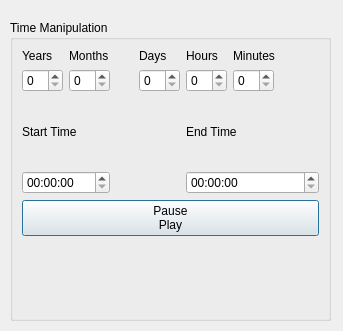
Old version of the form Codes/PyStripToolTimeManip.ui in the repository lisazacarias/PyStripTool.
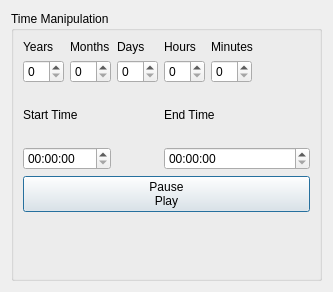
New version of the form. Custom widgets are drawn as their Qt base class.

Commit message: Cleaned up uis. Started adding code to add time plots.

```diff
--- a/Codes/PyStripToolTimeManip.ui
+++ b/Codes/PyStripToolTimeManip.ui
@@ -6,34 +6,34 @@
    <rect>
     <x>0</x>
     <y>0</y>
-    <width>343</width>
-    <height>331</height>
+    <width>333</width>
+    <height>292</height>
    </rect>
   </property>
   <property name="windowTitle">
    <string>Dialog</string>
   </property>
+  <layout class="QGridLayout" name="gridLayout">
+   <item row="0" column="0">
   <widget class="QGroupBox" name="time_manipulation_group_box">
-   <property name="geometry">
-    <rect>
-     <x>10</x>
-     <y>20</y>
-     <width>321</width>
-     <height>301</height>
-    </rect>
+     <property name="sizePolicy">
+      <sizepolicy hsizetype="Preferred" vsizetype="Preferred">
+       <horstretch>0</horstretch>
+       <verstretch>0</verstretch>
+      </sizepolicy>
    </property>
    <property name="title">
     <string>Time Manipulation</string>
    </property>
    <layout class="QGridLayout" name="gridLayout_7">
-    <item row="1" column="4">
+      <item row="1" column="3">
      <widget class="QSpinBox" name="hours_selector_2">
       <property name="toolTip">
        <string>Hours</string>
       </property>
      </widget>
     </item>
-    <item row="0" column="4">
+      <item row="0" column="3">
      <widget class="QLabel" name="hours_label_2">
       <property name="sizePolicy">
        <sizepolicy hsizetype="Preferred" vsizetype="Fixed">
@@ -46,44 +46,7 @@
       </property>
      </widget>
     </item>
-    <item row="1" column="3">
-     <widget class="QSpinBox" name="days_selector_2">
-      <property name="toolTip">
-       <string>Days</string>
-      </property>
-     </widget>
-    </item>
-    <item row="0" column="0">
-     <widget class="QLabel" name="years_label_2">
-      <property name="sizePolicy">
-       <sizepolicy hsizetype="Preferred" vsizetype="Fixed">
-        <horstretch>0</horstretch>
-        <verstretch>0</verstretch>
-       </sizepolicy>
-      </property>
-      <property name="text">
-       <string>Years</string>
-      </property>
-     </widget>
-    </item>
-    <item row="2" column="0" colspan="2">
-     <widget class="QLabel" name="start_time_label_2">
-      <property name="text">
-       <string>Start Time</string>
-      </property>
-     </widget>
-    </item>
-    <item row="3" column="0" colspan="2">
-     <widget class="QTimeEdit" name="start_time_select_2"/>
-    </item>
-    <item row="2" column="4" colspan="4">
-     <widget class="QLabel" name="label">
-      <property name="text">
-       <string>End Time</string>
-      </property>
-     </widget>
-    </item>
-    <item row="4" column="0" colspan="8">
+      <item row="5" column="0" colspan="7">
      <widget class="QPushButton" name="pause_play_button_2">
       <property name="sizePolicy">
        <sizepolicy hsizetype="Ignored" vsizetype="Fixed">
@@ -106,71 +69,16 @@
       </property>
      </widget>
     </item>
-    <item row="0" column="5" colspan="2">
-     <widget class="QLabel" name="minutes_label_2">
-      <property name="sizePolicy">
-       <sizepolicy hsizetype="Preferred" vsizetype="Fixed">
-        <horstretch>0</horstretch>
-        <verstretch>0</verstretch>
-       </sizepolicy>
-      </property>
-      <property name="text">
-       <string>Minutes</string>
-      </property>
-     </widget>
-    </item>
-    <item row="1" column="5">
+      <item row="1" column="4">
      <widget class="QSpinBox" name="minutes_selector_2">
       <property name="toolTip">
        <string>Minutes</string>
       </property>
      </widget>
     </item>
-    <item row="5" column="3">
-     <widget class="PyDMByteIndicator" name="pause_play_indicator_2">
-      <property name="sizePolicy">
-       <sizepolicy hsizetype="Ignored" vsizetype="Ignored">
-        <horstretch>0</horstretch>
-        <verstretch>0</verstretch>
-       </sizepolicy>
-      </property>
-      <property name="toolTip">
-       <string>Green is for Live View; gray is for static.</string>
-      </property>
-      <property name="showLabels" stdset="0">
-       <bool>false</bool>
-      </property>
-     </widget>
-    </item>
-    <item row="3" column="4" colspan="4">
+      <item row="3" column="3" colspan="4">
      <widget class="QTimeEdit" name="start_time_select_3"/>
     </item>
-    <item row="0" column="3">
-     <widget class="QLabel" name="days_label_2">
-      <property name="sizePolicy">
-       <sizepolicy hsizetype="Preferred" vsizetype="Fixed">
-        <horstretch>0</horstretch>
-        <verstretch>0</verstretch>
-       </sizepolicy>
-      </property>
-      <property name="text">
-       <string>Days</string>
-      </property>
-     </widget>
-    </item>
-    <item row="0" column="1">
-     <widget class="QLabel" name="months_label_2">
-      <property name="sizePolicy">
-       <sizepolicy hsizetype="Preferred" vsizetype="Fixed">
-        <horstretch>0</horstretch>
-        <verstretch>0</verstretch>
-       </sizepolicy>
-      </property>
-      <property name="text">
-       <string>Months</string>
-      </property>
-     </widget>
-    </item>
     <item row="1" column="0">
      <widget class="QSpinBox" name="years_selector_2">
       <property name="toolTip">
@@ -178,6 +86,59 @@
       </property>
      </widget>
     </item>
+      <item row="0" column="2">
+       <widget class="QLabel" name="days_label_2">
+        <property name="sizePolicy">
+         <sizepolicy hsizetype="Preferred" vsizetype="Fixed">
+          <horstretch>0</horstretch>
+          <verstretch>0</verstretch>
+         </sizepolicy>
+        </property>
+        <property name="text">
+         <string>Days</string>
+        </property>
+       </widget>
+      </item>
+      <item row="0" column="0">
+       <widget class="QLabel" name="years_label_2">
+        <property name="sizePolicy">
+         <sizepolicy hsizetype="Preferred" vsizetype="Fixed">
+          <horstretch>0</horstretch>
+          <verstretch>0</verstretch>
+         </sizepolicy>
+        </property>
+        <property name="text">
+         <string>Years</string>
+        </property>
+       </widget>
+      </item>
+      <item row="1" column="2">
+       <widget class="QSpinBox" name="days_selector_2">
+        <property name="toolTip">
+         <string>Days</string>
+        </property>
+       </widget>
+      </item>
+      <item row="2" column="3" colspan="4">
+       <widget class="QLabel" name="label">
+        <property name="text">
+         <string>End Time</string>
+        </property>
+       </widget>
+      </item>
+      <item row="0" column="4" colspan="2">
+       <widget class="QLabel" name="minutes_label_2">
+        <property name="sizePolicy">
+         <sizepolicy hsizetype="Preferred" vsizetype="Fixed">
+          <horstretch>0</horstretch>
+          <verstretch>0</verstretch>
+         </sizepolicy>
+        </property>
+        <property name="text">
+         <string>Minutes</string>
+        </property>
+       </widget>
+      </item>
     <item row="1" column="1">
      <widget class="QSpinBox" name="months_selector_2">
       <property name="toolTip">
@@ -185,14 +146,46 @@
       </property>
      </widget>
     </item>
-   </layout>
-  </widget>
+      <item row="2" column="0" colspan="2">
+       <widget class="QLabel" name="start_time_label_2">
+        <property name="text">
+         <string>Start Time</string>
+        </property>
+       </widget>
+      </item>
+      <item row="0" column="1">
+       <widget class="QLabel" name="months_label_2">
+        <property name="sizePolicy">
+         <sizepolicy hsizetype="Preferred" vsizetype="Fixed">
+          <horstretch>0</horstretch>
+          <verstretch>0</verstretch>
+         </sizepolicy>
+        </property>
+        <property name="text">
+         <string>Months</string>
+        </property>
+       </widget>
+      </item>
+      <item row="3" column="0" colspan="2">
+       <widget class="QTimeEdit" name="start_time_select_2"/>
+      </item>
+      <item row="6" column="2">
+       <widget class="PyDMDrawingRectangle" name="live_view_indicator">
+        <property name="toolTip">
+         <string/>
+        </property>
+       </widget>
+      </item>
+     </layout>
+    </widget>
+   </item>
+  </layout>
  </widget>
  <customwidgets>
   <customwidget>
-   <class>PyDMByteIndicator</class>
+   <class>PyDMDrawingRectangle</class>
    <extends>QWidget</extends>
-   <header>pydm.widgets.byte</header>
+   <header>pydm.widgets.drawing</header>
   </customwidget>
  </customwidgets>
  <resources/>
```
Lines whose indentation alone changed are shown as unchanged. The commit also changes 6 other files.
